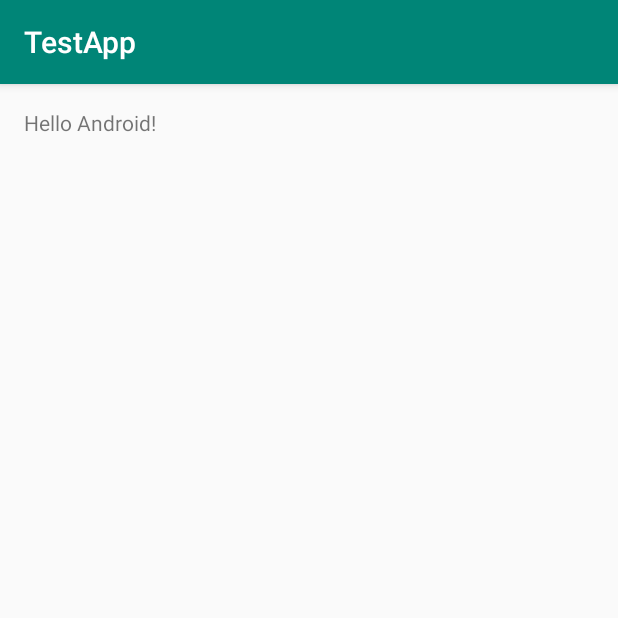
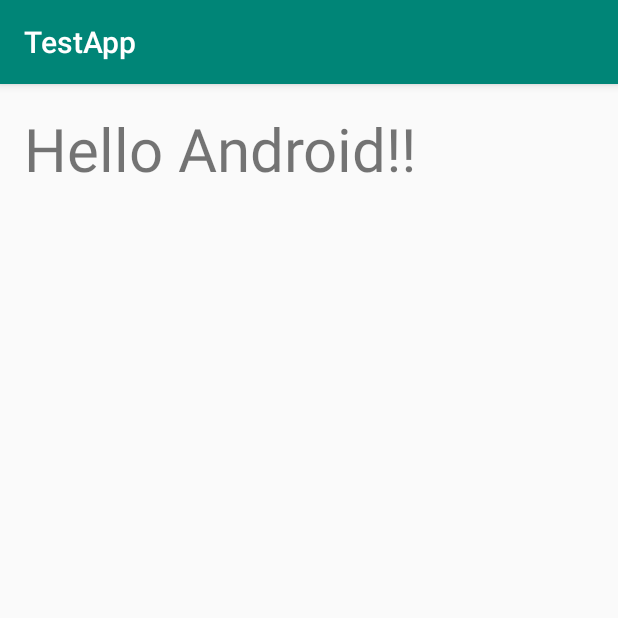
Before and after one commit to tagucode/HelloAndroidApp, an Android app: the screen it shows after launch (MainActivity), on a phone screen of 412 x 824 dp, the top half of it. Run offline under Robolectric (Android 15) with nearby library versions, the phone set to English and light mode, and no system bars.

Commit message:
Hello World! のTextサイズ変更＋Warringメッセージ対応

```diff
--- a/app/src/main/res/layout/activity_main.xml
+++ b/app/src/main/res/layout/activity_main.xml
@@ -15,6 +15,7 @@
     <TextView
         android:layout_width="wrap_content"
         android:layout_height="wrap_content"
-        android:text="Hello Android!"/>
+        android:text="@string/Hello"
+        android:textSize="40sp" />
 
 </LinearLayout>
--- a/app/src/main/res/values/strings.xml
+++ b/app/src/main/res/values/strings.xml
@@ -1,3 +1,4 @@
 <resources>
     <string name="app_name">TestApp</string>
+    <string name="Hello">Hello Android!!</string>
 </resources>
```
